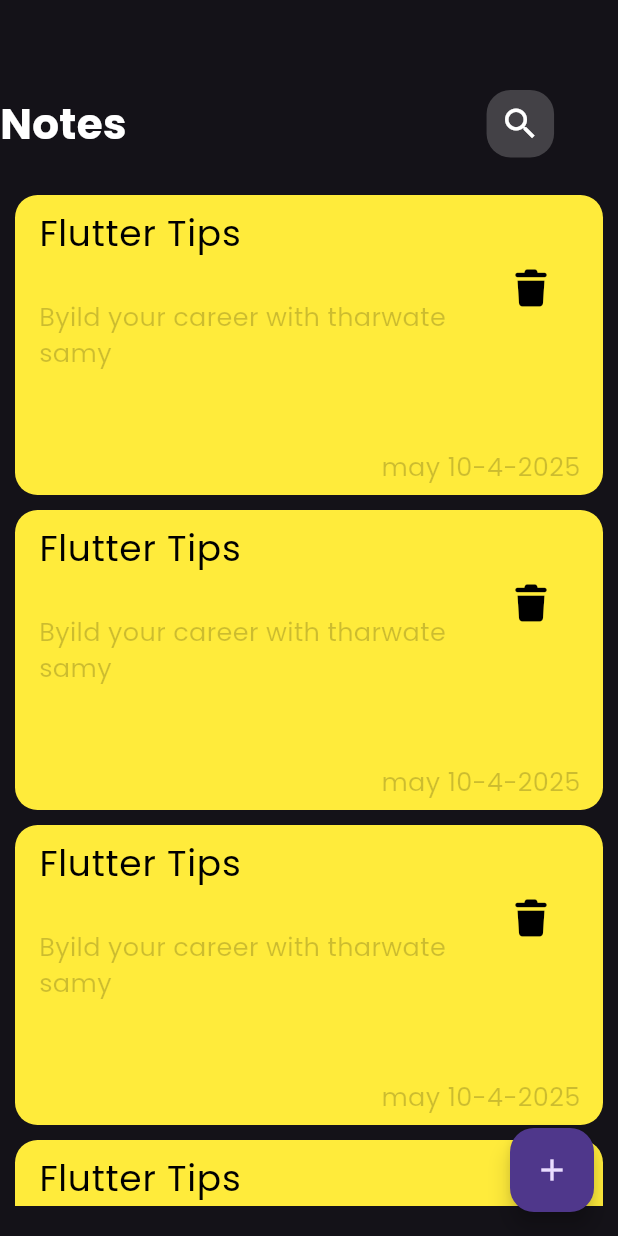
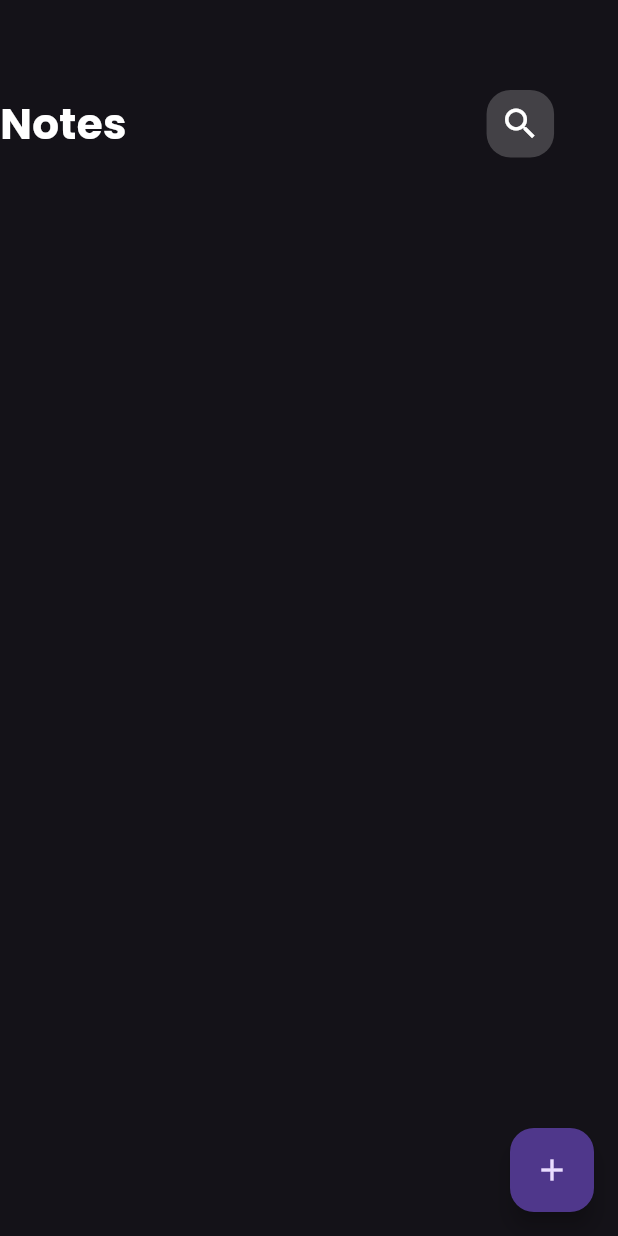
Before and after one commit to menaramdan/Notes_app, a Flutter app: the screen it shows after launch, on a phone screen of 412 x 824 dp. Run offline on Flutter 3.47's test engine with Material 3 defaults, Android fonts, the phone set to English and light mode, and no system bars; our stand-ins replace flutter_bloc, font_awesome_flutter, hive_flutter; accounts and stored records are empty.

Commit message:
read note cubit logic and delete

```diff
--- a/lib/cubits/add_note_cubit/read_not_cubit/read_note_cubit.dart
+++ b/lib/cubits/add_note_cubit/read_not_cubit/read_note_cubit.dart
@@ -10,5 +10,6 @@ class ReadNoteCubit extends Cubit<ReadNoteCubitState> {
   readallnotes() {
     var notesbox = Hive.box<NoteModel>(knotesbox);
     notes = notesbox.values.toList();
+    emit(NoteCubitSucces(notes!));
   }
 }
--- a/lib/cubits/add_note_cubit/read_not_cubit/read_note_cubit_state.dart
+++ b/lib/cubits/add_note_cubit/read_not_cubit/read_note_cubit_state.dart
@@ -9,9 +9,3 @@ class NoteCubitSucces extends ReadNoteCubitState {
 
   NoteCubitSucces(this.model);
 }
-
-class NoteCubitFailure extends ReadNoteCubitState {
-  final String errorrmassage;
-
-  NoteCubitFailure(this.errorrmassage);
-}
--- a/lib/widgets/news_item.dart
+++ b/lib/widgets/news_item.dart
@@ -1,9 +1,11 @@
 import 'package:flutter/material.dart';
 import 'package:font_awesome_flutter/font_awesome_flutter.dart';
+import 'package:notes_app/models/note_model.dart';
 import 'package:notes_app/views/edit_note_view.dart';
 
 class NewsItem extends StatelessWidget {
-  const NewsItem({super.key});
+  const NewsItem({super.key, required this.model});
+  final NoteModel model;
   @override
   Widget build(BuildContext context) {
     return GestureDetector(
@@ -22,13 +24,13 @@ class NewsItem extends StatelessWidget {
           children: [
             ListTile(
               title: Text(
-                'Flutter Tips',
+                model.title,
                 style: TextStyle(fontSize: 24, color: Colors.black),
               ),
               subtitle: Padding(
                 padding: const EdgeInsets.only(top: 25),
                 child: Text(
-                  'Byild your career with tharwate samy',
+                  model.subtitle,
                   style: TextStyle(
                     fontSize: 17,
                     color: Colors.black.withValues(alpha: 0.2),
@@ -36,7 +38,9 @@ class NewsItem extends StatelessWidget {
                 ),
               ),
               trailing: IconButton(
-                onPressed: () {},
+                onPressed: () {
+                  model.delete();
+                },
                 icon: Icon(
                   FontAwesomeIcons.trash,
                   color: Colors.black,
@@ -48,7 +52,7 @@ class NewsItem extends StatelessWidget {
             Padding(
               padding: const EdgeInsets.only(right: 15),
               child: Text(
-                'may 10-4-2025',
+                model.data,
                 style: TextStyle(
                   fontSize: 17,
                   color: Colors.black.withValues(alpha: 0.2),
--- a/lib/widgets/notes_item_listview.dart
+++ b/lib/widgets/notes_item_listview.dart
@@ -1,22 +1,42 @@
 import 'package:flutter/material.dart';
+import 'package:flutter_bloc/flutter_bloc.dart';
+import 'package:notes_app/cubits/add_note_cubit/read_not_cubit/read_note_cubit.dart';
+import 'package:notes_app/cubits/add_note_cubit/read_not_cubit/read_note_cubit_state.dart';
+import 'package:notes_app/models/note_model.dart';
 import 'package:notes_app/widgets/news_item.dart';
 
-class NotesItemListview extends StatelessWidget {
+class NotesItemListview extends StatefulWidget {
   const NotesItemListview({super.key});
 
   @override
+  State<NotesItemListview> createState() => _NotesItemListviewState();
+}
+
+class _NotesItemListviewState extends State<NotesItemListview> {
+  @override
   Widget build(BuildContext context) {
+    return BlocBuilder<ReadNoteCubit, ReadNoteCubitState>(
+      builder: (context, state) {
+      List<NoteModel> notes  =BlocProvider.of<ReadNoteCubit>(context).notes!;
         return Padding(
           padding: const EdgeInsets.symmetric(vertical: 20),
           child: ListView.builder(
             padding: EdgeInsets.zero,
+            itemCount: notes.length,
             itemBuilder: (context, index) {
               return Padding(
-            padding: const EdgeInsets.symmetric(vertical: 5, horizontal: 10),
-            child: NewsItem(),
+                padding: const EdgeInsets.symmetric(
+                  vertical: 5,
+                  horizontal: 10,
+                ),
+                child: NewsItem(
+                model:notes[index],
+                ),
               );
             },
           ),
         );
+      },
+    );
   }
 }
--- a/lib/widgets/notes_view_body.dart
+++ b/lib/widgets/notes_view_body.dart
@@ -1,16 +1,29 @@
-
 import 'package:flutter/material.dart';
+import 'package:flutter_bloc/flutter_bloc.dart';
+import 'package:notes_app/cubits/add_note_cubit/read_not_cubit/read_note_cubit.dart';
 import 'package:notes_app/widgets/notes_item_listview.dart';
 import 'package:notes_app/widgets/notes_view_appbar.dart';
 
-class NotesViewBody extends StatelessWidget {
+class NotesViewBody extends StatefulWidget {
   const NotesViewBody({super.key});
+
+  @override
+  State<NotesViewBody> createState() => _NotesViewBodyState();
+}
+
+class _NotesViewBodyState extends State<NotesViewBody> {
+  @override
+  void initState() {
+    BlocProvider.of<ReadNoteCubit>(context).readallnotes();
+    super.initState();
+  }
+
   @override
   Widget build(BuildContext context) {
     return Column(
       children: [
-      NotesViewAppbar(title: 'Notes',icon: Icons.search,),
-      Expanded(child: NotesItemListview())
+        NotesViewAppbar(title: 'Notes', icon: Icons.search),
+        Expanded(child: NotesItemListview()),
       ],
     );
   }
--- a/pubspec.yaml
+++ b/pubspec.yaml
@@ -35,6 +35,7 @@ dependencies:
   font_awesome_flutter: ^10.12.0
   hive: ^2.2.3
   hive_flutter: ^1.1.0
+  intl: ^0.20.2
   modal_progress_hud_nsn: ^0.5.1
 
 dev_dependencies:
```
Also changed, not shown: lib/widgets/add_new_note_form.dart (+8 -2 lines), pubspec.lock. Lines whose indentation alone changed are shown as unchanged.
